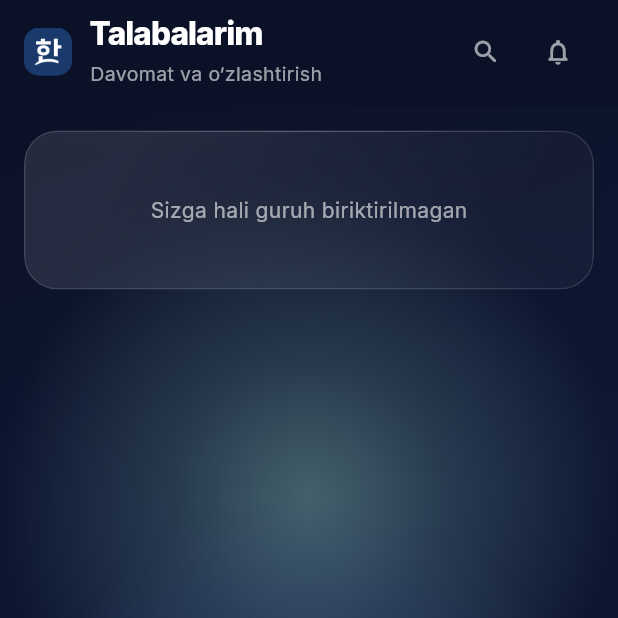
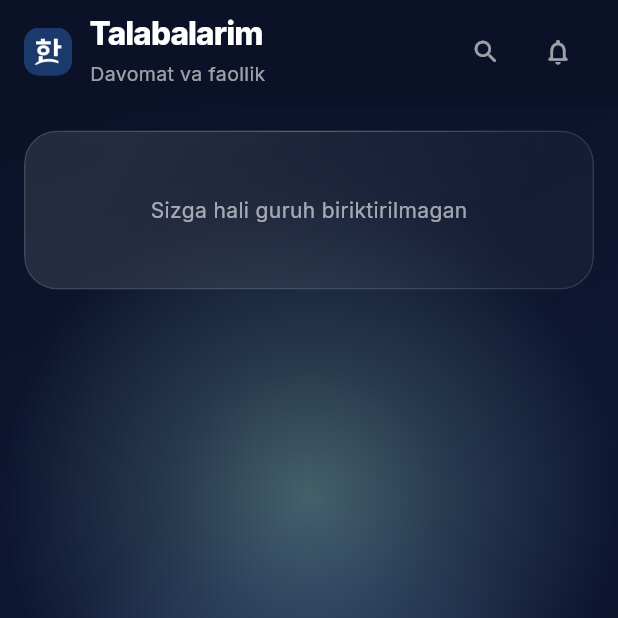
Before and after one commit to asrbekshokirovich-bot/hanguk-_cademy, a Flutter app: the TeacherStudentsScreen screen opened by its route, on a phone screen of 412 x 824 dp, the top half of it. Run offline on Flutter 3.47's test engine with Material 3 defaults, Android fonts, the phone set to English and light mode, and no system bars; our stand-ins replace flutter_riverpod, go_router, supabase_flutter; missing offline and left inert: livekit_client, screen_retriever, window_manager; accounts and stored records are empty; network calls fail.

Commit message:
Stop flagging the whole school as needing attention
TeacherStudent.needsAttention was `attendance < 0.8 || progress < 0.6`.
Progress is the share of the available recordings a student has watched,
computed from ol_recording_progress — which has no writer, because there
is no player and nothing recorded to play. It reads zero for everybody,
so the second half of that rule was always true: a teacher opening
"Talabalarim" against the real database found every student in the
school marked "Diqqat", on the one screen whose job is to pick out the
two who actually need it.

The rule now ignores the half that is not measured, and the
"O'zlashtirish" column and metric go with it, behind the same
HkEnv.recordingEnabled as everything else that waits on recordings. The
subtitle stops promising it too.

Attendance — the half that is left — became real in the previous commit,
so what the status now reflects is something the app actually knows.

Co-Authored-By: Claude Opus 5 <noreply@anthropic.com>
Claude-Session: https://claude.ai/code/session_01JHfQbk3QimyNu5wmsaZRdy

```diff
--- a/lib/features/staff/presentation/teacher_students_screen.dart
+++ b/lib/features/staff/presentation/teacher_students_screen.dart
@@ -5,6 +5,7 @@ import 'package:flutter_riverpod/flutter_riverpod.dart';
 import 'package:flutter_riverpod/legacy.dart';
 
 import '../../../core/clock.dart';
+import '../../../core/env.dart';
 import '../../../design_system/layout.dart';
 import '../../../design_system/tokens.dart';
 import '../../../design_system/widgets/app_shell.dart';
@@ -33,7 +34,9 @@ class TeacherStudentsScreen extends ConsumerWidget {
 
     return AppShell(
       title: 'Talabalarim',
-      subtitle: 'Davomat va o‘zlashtirish',
+      subtitle: HkEnv.recordingEnabled
+          ? 'Davomat va o‘zlashtirish'
+          : 'Davomat va faollik',
       child: AsyncSection(
         value: ref.watch(myStudentsProvider),
         onRetry: () => ref.invalidate(myStudentsProvider),
@@ -96,7 +99,10 @@ class TeacherStudentsScreen extends ConsumerWidget {
                   HkColumn('Talaba', 5),
                   HkColumn('Guruh', 4),
                   HkColumn('Davomat', 3),
-                  HkColumn("O'zlashtirish", 3),
+                  // Watched-recording share. Hidden with everything else that
+                  // depends on recordings existing — it reads 0% for the
+                  // whole school until one does. See HkEnv.recordingEnabled.
+                  if (HkEnv.recordingEnabled) HkColumn("O'zlashtirish", 3),
                   HkColumn('Oxirgi faollik', 4),
                   HkColumn('Holat', 3),
                 ],
@@ -155,6 +161,7 @@ class _StudentRow extends StatelessWidget {
                         value: s.attendance,
                       ),
                     ),
+                    if (HkEnv.recordingEnabled) ...[
                       const SizedBox(width: 16),
                       Expanded(
                         child: _Metric(
@@ -162,6 +169,7 @@ class _StudentRow extends StatelessWidget {
                           value: s.progress,
                         ),
                       ),
+                    ],
                     const SizedBox(width: 12),
                     HkPill(
                       label: s.statusLabel,
@@ -204,6 +212,7 @@ class _StudentRow extends StatelessWidget {
             color: hkRateColor(s.attendance),
           ),
         ),
+        if (HkEnv.recordingEnabled)
           Expanded(
             flex: 3,
             child: HkRateCell(
```
Also changed, not shown: lib/features/staff/domain/staff_models.dart (+11 -1 lines), 2 other files. Lines whose indentation alone changed are shown as unchanged.
